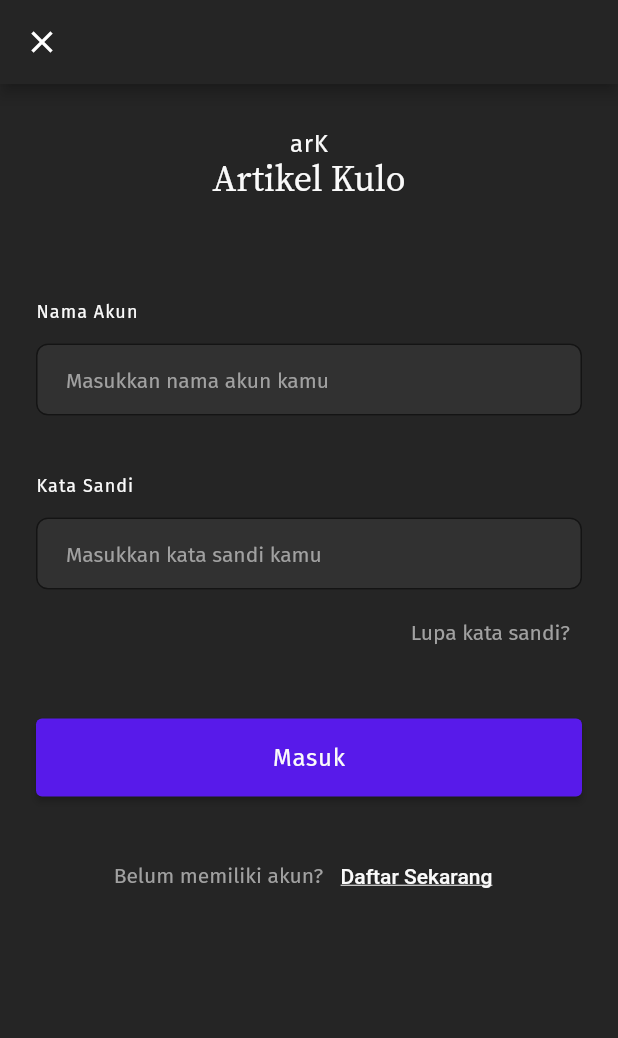
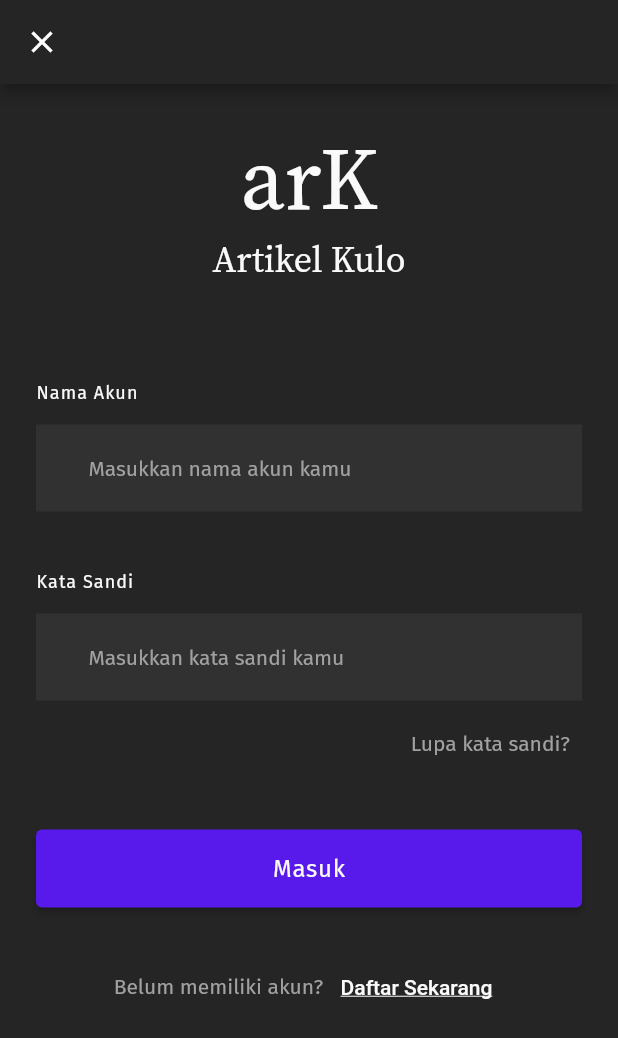
Before and after one commit to naufal-yafi/ark_app, a Flutter app: the screen it shows after launch, after a tap on "Baca Artikel", on a phone screen of 412 x 824 dp. Shown: the top 1038 px of the screen. Run offline on Flutter 3.47's test engine with Material 2 defaults, Android fonts, the phone set to English and light mode, and no system bars; Roboto replaces fonts that are missing (FiraSans-Medium); project files that could hold a hidden picture were left out.

Commit message:
create write page and manage design system

```diff
--- a/lib/pages/home.dart
+++ b/lib/pages/home.dart
@@ -62,7 +62,7 @@ class _HomePageState extends State<HomePage> {
                       "${title}",
                       maxLines: 3,
                       overflow: TextOverflow.clip,
-                      style: heading2Bold,
+                      style: heading3Bold,
                     ),
                     const SizedBox(
                       height: 9,
--- a/lib/pages/login.dart
+++ b/lib/pages/login.dart
@@ -18,11 +18,11 @@ class Login extends StatelessWidget {
           children: [
             Text(
               'arK',
-              style: body1Reguler,
+              style: display1Reguler,
             ),
             Text(
               'Artikel Kulo',
-              style: display3Reguler,
+              style: heading1Reguler,
             )
           ],
         ),
@@ -41,23 +41,21 @@ class Login extends StatelessWidget {
             '${textLabel}',
             style: body3Reguler,
           ),
-          const SizedBox(
-            height: 14,
-          ),
-          TextField(
-            obscureText: stylePassword,
-            decoration: InputDecoration(
-                contentPadding:
-                    EdgeInsets.symmetric(vertical: 10, horizontal: 20),
-                filled: true,
-                fillColor: neutral_800,
-                focusedBorder:
-                    OutlineInputBorder(borderSide: BorderSide(color: primary)),
-                border: OutlineInputBorder(
-                    borderRadius: BorderRadius.circular(8),
-                    borderSide: BorderSide(color: neutral_800)),
-                hintStyle: body2Reguler,
-                hintText: '${textPlaceholder}'),
+          Container(
+            margin: const EdgeInsets.only(top: 14),
+            padding: const EdgeInsets.fromLTRB(15, 5, 10, 5),
+            color: neutral_800,
+            child: TextField(
+              obscureText: stylePassword,
+              decoration: InputDecoration(
+                  contentPadding:
+                      const EdgeInsets.symmetric(vertical: 10, horizontal: 20),
+                  focusedBorder: OutlineInputBorder(
+                      borderSide: BorderSide(color: primary)),
+                  border: InputBorder.none,
+                  hintStyle: body2Reguler,
+                  hintText: '${textPlaceholder}'),
+            ),
           ),
         ],
       );
--- a/lib/pages/signup.dart
+++ b/lib/pages/signup.dart
@@ -22,7 +22,7 @@ class Signup extends StatelessWidget {
             ),
             Text(
               'Artikel Kulo',
-              style: display3Reguler,
+              style: heading1Reguler,
             )
           ],
         ),
--- a/lib/style/design_system.dart
+++ b/lib/style/design_system.dart
@@ -8,34 +8,32 @@ Color neutral_100 = const Color(0xffB8B8B8);
 Color neutral_50 = const Color(0xffFAFAFA);
 
 Color primary = const Color(0xff581AEA);
-Color warning = const Color(0xffE85656);
 //! END Color Scheme
 
 //! Typography
-//* Source Serif Pro
 //? Display
 TextStyle display1Reguler = TextStyle(
     fontSize: 58, color: neutral_50, fontFamily: 'SourceSerifPro-Reguler');
 TextStyle display2SemiBold = TextStyle(
     fontSize: 30, color: neutral_50, fontFamily: 'SourceSerifPro-SemiBold');
-TextStyle display3Reguler = TextStyle(
-    fontSize: 24, color: neutral_50, fontFamily: 'SourceSerifPro-Reguler');
 //? END Display
 
-//? Body
-TextStyle heading1Bold = TextStyle(
+//? Heading
+TextStyle heading1Reguler = TextStyle(
+    fontSize: 24, color: neutral_50, fontFamily: 'SourceSerifPro-Reguler');
+TextStyle heading1Bold =
+    TextStyle(fontSize: 24, color: neutral_50, fontFamily: 'FiraSans-Bold');
+TextStyle heading2Bold = TextStyle(
     fontSize: 22, color: neutral_50, fontFamily: 'SourceSerifPro-Bold');
-TextStyle heading2Bold = TextStyle(
+TextStyle heading3Bold = TextStyle(
     fontSize: 18, color: neutral_50, fontFamily: 'SourceSerifPro-Bold');
 TextStyle heading3SemiBold = TextStyle(
     fontSize: 16,
     height: 1.5,
     color: neutral_100,
     fontFamily: 'SourceSerifPro-SemiBold');
-//? END Body
-//* END Source Serif Pro
+//? END Heading
 
-//* Fira Sans
 //? Body
 TextStyle body1Reguler = TextStyle(
     fontSize: 16,
@@ -45,6 +43,11 @@ TextStyle body1Reguler = TextStyle(
 TextStyle body2Reguler = TextStyle(
     fontSize: 14,
     color: neutral_200,
+    fontFamily: 'FiraSans-Reguler',
+    height: 1.5);
+TextStyle body2RegulerShade100 = TextStyle(
+    fontSize: 14,
+    color: neutral_100,
     fontFamily: 'FiraSans-Reguler',
     height: 1.5);
 TextStyle body2Medium = TextStyle(
@@ -66,7 +69,6 @@ TextStyle label1Reguler =
 TextStyle label2Reguler =
     TextStyle(fontSize: 11, color: neutral_100, fontFamily: 'FiraSans-Reguler');
 //? END Label
-//* END Fira Sans
 //! END Typography
 
 EdgeInsets paddingScreen =
```
Also changed, not shown: lib/pages/read.dart (+8 -20 lines), lib/pages/write.dart (+143 -3 lines).
